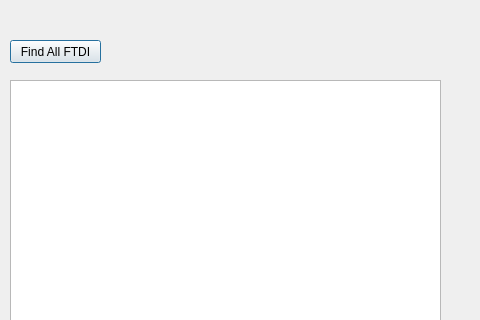
Old version of the form dialog.ui in the repository Grovety/SpiToWishbone; both pictures show x 0 to 480 and y 0 to 320 of the 800 by 600 pixel window.
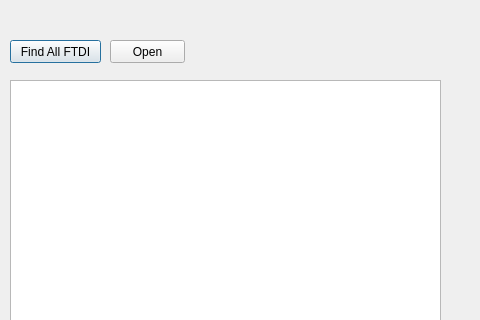
New version of the form. Icons and pictures are not drawn.

What changed in the file:
```diff
--- a/dialog.ui
+++ b/dialog.ui
@@ -77,6 +77,23 @@
     <string>TextLabel</string>
    </property>
   </widget>
+  <widget class="QPushButton" name="pushButton">
+   <property name="geometry">
+    <rect>
+     <x>110</x>
+     <y>40</y>
+     <width>75</width>
+     <height>23</height>
+    </rect>
+   </property>
+   <property name="text">
+    <string>Open</string>
+   </property>
+   <property name="icon">
+    <iconset resource="res.qrc">
+     <normaloff>:/new/icons/Pictures/LedGray.png</normaloff>:/new/icons/Pictures/LedGray.png</iconset>
+   </property>
+  </widget>
  </widget>
  <resources/>
  <connections/>
```
Left out of the diff: 4 changed lines with no effect on the pictures.
